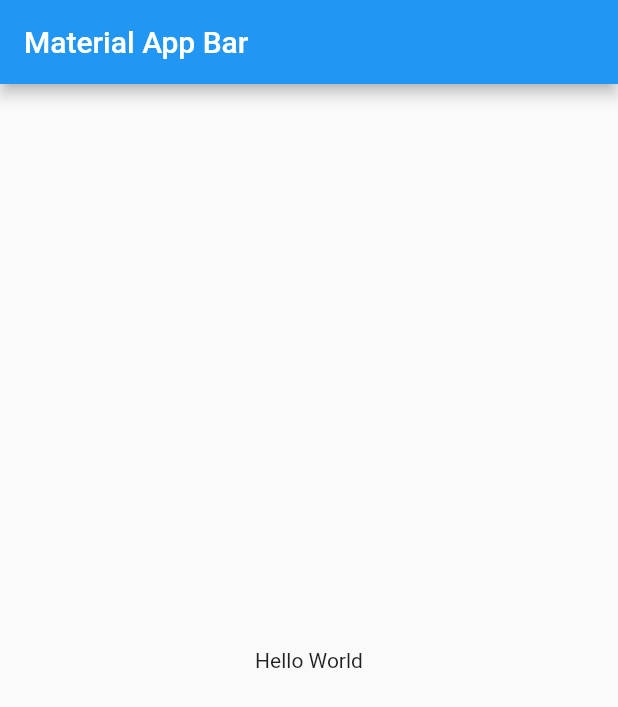
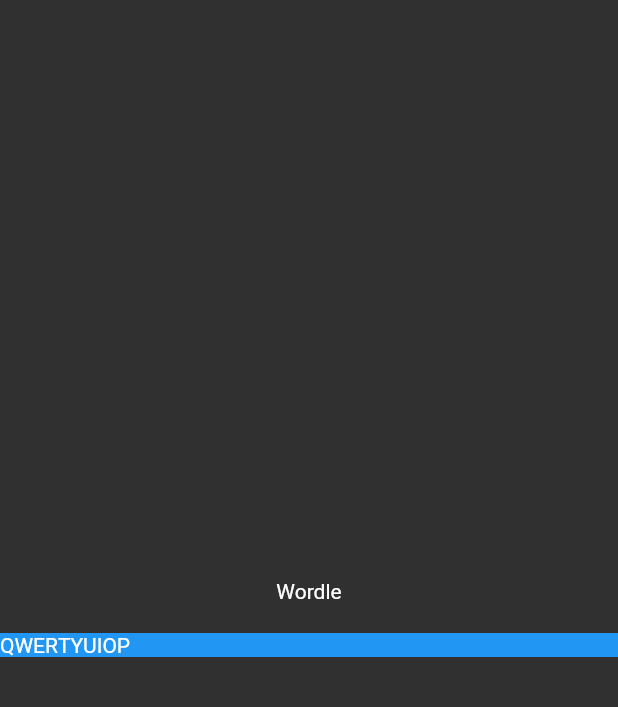
Before and after one commit to skaad102/AppFlutter, a Flutter app: the screen it shows after launch, on a phone screen of 412 x 824 dp. Shown: the top 707 px of the screen. Run offline on Flutter 3.47's test engine with Material 2 defaults, Android fonts, the phone set to English and light mode, and no system bars; our stand-ins replace device_preview.

```diff
--- a/lib/app/ui/pages/game_page.dart
+++ b/lib/app/ui/pages/game_page.dart
@@ -0,0 +1,22 @@
+import 'package:flutter/material.dart';
+import 'package:rutas_app/app/ui/widget/key_board_widget.dart';
+
+class GamePage extends StatelessWidget {
+  const GamePage({Key? key}) : super(key: key);
+
+  @override
+  Widget build(BuildContext context) {
+    return Scaffold(
+      body: Center(
+        child: Column(
+          mainAxisAlignment: MainAxisAlignment.center,
+          children: [
+            const Text('Wordle'),
+            const SizedBox(height: 20),
+            KeyBoard()
+          ],
+        ),
+      ),
+    );
+  }
+}
--- /dev/null
+++ b/lib/app/ui/routes/app_routes.dart
@@ -0,0 +1,7 @@
+import 'package:flutter/material.dart';
+
+import '../pages/game_page.dart';
+
+Map<String, Widget Function(BuildContext)> get routesApp => {
+      'gamePage': (context) => const GamePage(),
+    };
--- /dev/null
+++ b/lib/app/ui/widget/key_board_widget.dart
@@ -0,0 +1,29 @@
+import 'package:flutter/material.dart';
+
+class KeyBoard extends StatefulWidget {
+  KeyBoard({Key? key}) : super(key: key);
+
+  @override
+  State<KeyBoard> createState() => _KeyBoardState();
+}
+
+class _KeyBoardState extends State<KeyBoard> {
+  @override
+  Widget build(BuildContext context) {
+    final row1 = "QWERTYUIOP".split("");
+    final row2 = "ASDFGHJKL".split("");
+    final row3 = ["DEL", "Z", "X", "C", "V", "B", "N", "M", "SUMBIT"];
+    return Container(
+      color: Colors.blue,
+      child: Column(
+        children: [
+          Row(
+            children: row1.map((key) {
+              return Text(key);
+            }).toList(),
+          ),
+        ],
+      ),
+    );
+  }
+}
--- a/lib/main.dart
+++ b/lib/main.dart
@@ -1,22 +1,21 @@
+import 'package:device_preview/device_preview.dart';
 import 'package:flutter/material.dart';
+import 'package:rutas_app/app/ui/routes/app_routes.dart';
 
-void main() => runApp(MyApp());
+void main() => runApp(DevicePreview(
+      enabled: true,
+      builder: (contex) => MyApp(),
+    ));
 
 class MyApp extends StatelessWidget {
   @override
   Widget build(BuildContext context) {
     return MaterialApp(
+      debugShowCheckedModeBanner: false,
       title: 'Material App',
-      home: Scaffold(
-        appBar: AppBar(
-          title: Text('Material App Bar'),
-        ),
-        body: Center(
-          child: Container(
-            child: Text('Hello World'),
-          ),
-        ),
-      ),
+      routes: routesApp,
+      initialRoute: routesApp.keys.first,
+      theme: ThemeData.dark(),
     );
   }
 }
```
